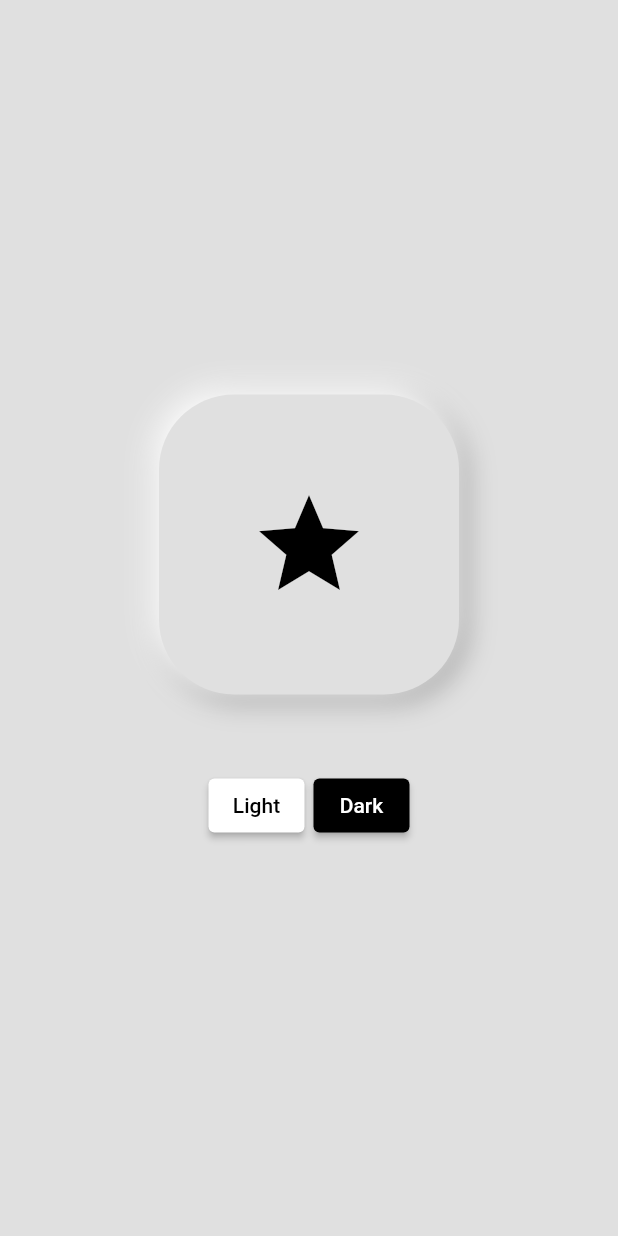
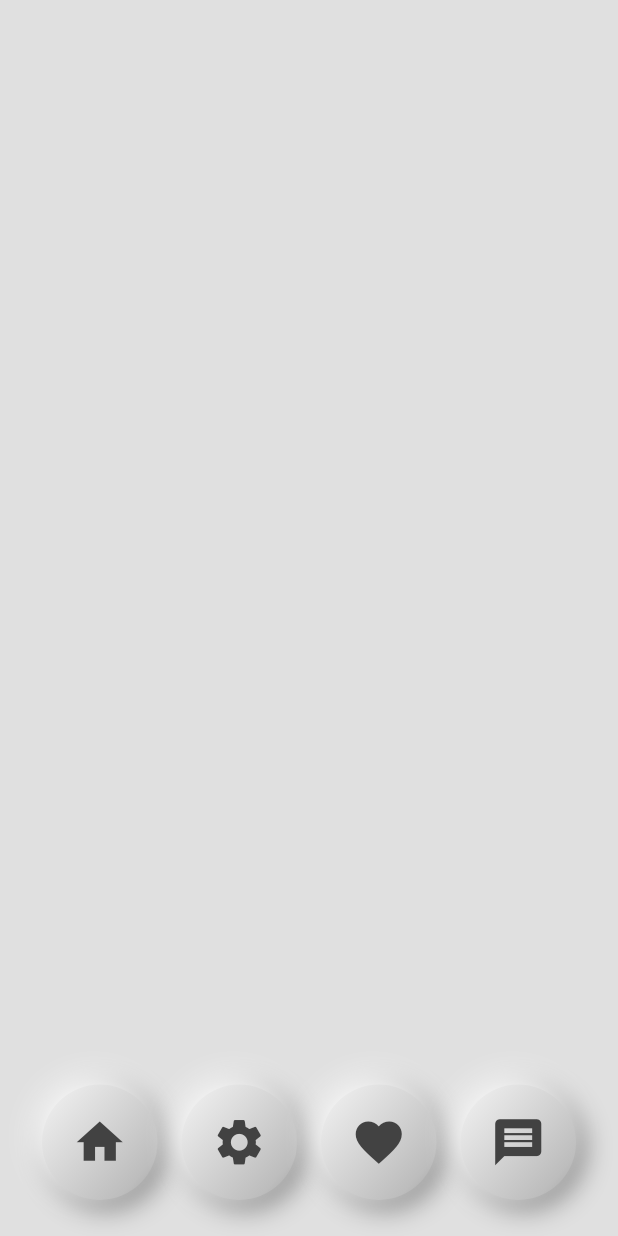
Before and after one commit to RishikantSri/flutter3dbutton, a Flutter app: the screen it shows after launch, on a phone screen of 412 x 824 dp. Run offline on Flutter 3.47's test engine with Material 2 defaults, Android fonts, the light colour scheme and no system bars.

Commit message:
3d navigation button added

```diff
--- /dev/null
+++ b/lib/button.dart
@@ -0,0 +1,57 @@
+import 'package:flutter/material.dart';
+
+class MyButton extends StatelessWidget {
+  final IconData? icon;
+
+  const MyButton({
+    Key? key,
+    this.icon,
+  }) : super(key: key);
+
+
+  @override
+  Widget build(BuildContext context) {
+    return Padding(
+      padding: EdgeInsets.all(4),
+      child: Container(
+
+        padding: EdgeInsets.all(20),
+        child: Icon(
+          icon,
+          size: 37,
+          color: Colors.grey[800],
+        ),
+        decoration: BoxDecoration(
+            shape: BoxShape.circle,
+            color: Colors.grey[300],
+            boxShadow: [
+              BoxShadow(
+                  color: Colors.grey[600]!,
+                  offset: Offset(4.0, 4.0),
+                  blurRadius: 15.0,
+                  spreadRadius: 1.0),
+              BoxShadow(
+                  color: Colors.white,
+                  offset: Offset(-4.0, -4.0),
+                  blurRadius: 15.0,
+                  spreadRadius: 1.0),
+            ],
+            gradient: LinearGradient(
+                begin: Alignment.topLeft,
+                end: Alignment.bottomRight,
+                colors: [
+                  Colors.grey[200]!,
+                  Colors.grey[300]!,
+                  Colors.grey[400]!,
+                  Colors.grey[500]!,
+                ],
+                stops: [
+                  0.1,
+                  0.3,
+                  0.8,
+                  1
+                ])),
+      ),
+    );
+  }
+}
--- a/lib/main.dart
+++ b/lib/main.dart
@@ -1,10 +1,11 @@
 import 'package:flutter/material.dart';
+import 'button.dart';
+import 'buttontapped.dart';
 
-void main() {
-  runApp(MyApp());
-}
+void main() => runApp(MyApp());
 
 class MyApp extends StatelessWidget {
+  // This widget is the root of your application.
   @override
   Widget build(BuildContext context) {
     return MaterialApp(
@@ -20,74 +21,120 @@ class MyHomePage extends StatefulWidget {
 }
 
 class _MyHomePageState extends State<MyHomePage> {
-  bool darkMode = false;
+
+  // SET ICONS HERE
+
+  var icons1 = Icons.home;
+  var icons2 = Icons.settings;
+  var icons3 = Icons.favorite;
+  var icons4 = Icons.message;
+
+  //
+
+  bool buttonPressed1 = false;
+  bool buttonPressed2 = false;
+  bool buttonPressed3 = false;
+  bool buttonPressed4 = false;
+
+  void _letsPress1() {
+    setState(() {
+      buttonPressed1 = true;
+      buttonPressed2 = false;
+      buttonPressed3 = false;
+      buttonPressed4 = false;
+    });
+  }
+
+  void _letsPress2() {
+    setState(() {
+      buttonPressed1 = false;
+      buttonPressed2 = true;
+      buttonPressed3 = false;
+      buttonPressed4 = false;
+    });
+  }
+
+  void _letsPress3() {
+    setState(() {
+      buttonPressed1 = false;
+      buttonPressed2 = false;
+      buttonPressed3 = true;
+      buttonPressed4 = false;
+    });
+  }
+
+  void _letsPress4() {
+    setState(() {
+      buttonPressed1 = false;
+      buttonPressed2 = false;
+      buttonPressed3 = false;
+      buttonPressed4 = true;
+    });
+  }
 
   @override
   Widget build(BuildContext context) {
     return Scaffold(
-      backgroundColor: darkMode ? Colors.grey[850]! : Colors.grey[300]!,
+      backgroundColor: Colors.grey[300],
       body: Center(
         child: Column(
-          mainAxisAlignment: MainAxisAlignment.center,
+          mainAxisAlignment: MainAxisAlignment.end,
           children: <Widget>[
-            Container(
-              width: 200,
-              height: 200,
-              child: Icon(Icons.star, size: 80, color: darkMode ? Colors.white : Colors.black),
-              decoration: BoxDecoration(
-                color: darkMode ? Colors.grey[850]! : Colors.grey[300]!,
-                borderRadius: BorderRadius.all(Radius.circular(50)),
-                boxShadow: [
-                  BoxShadow(
-                    color: darkMode ? Colors.black54 : Colors.grey[500]!,
-                    offset: Offset(4.0, 4.0),
-                    blurRadius: 15.0,
-                    spreadRadius: 1.0,
+            Padding(
+              padding: EdgeInsets.all(20),
+              child: Row(
+                children: <Widget>[
+                  Expanded(
+                    child: GestureDetector(
+                        // FIRST BUTTON
+                        onTap: _letsPress1,
+                        child: buttonPressed1
+                            ? ButtonTapped(
+                                icon: icons1,
+                              )
+                            : MyButton(
+                                icon: icons1,
+                              )),
                   ),
-                  BoxShadow(
-                    color: darkMode ? Colors.grey[800]! : Colors.white,
-                    offset: Offset(-4.0, -4.0),
-                    blurRadius: 15.0,
-                    spreadRadius: 1.0,
+                  Expanded(
+                    child: GestureDetector(
+                        // SECOND BUTTON
+                        onTap: _letsPress2,
+                        child: buttonPressed2
+                            ? ButtonTapped(
+                                icon: icons2,
+                              )
+                            : MyButton(
+                                icon: icons2,
+                              )),
+                  ),
+                  Expanded(
+                    child: GestureDetector(
+                        // THIRD BUTTON
+                        onTap: _letsPress3,
+                        child: buttonPressed3
+                            ? ButtonTapped(
+                                icon: icons3,
+                              )
+                            : MyButton(
+                                icon: icons3,
+                              )),
+                  ),
+                  Expanded(
+                    child: GestureDetector(
+                        // FOURTH BUTTON
+                        onTap: _letsPress4,
+                        child: buttonPressed4
+                            ? ButtonTapped(
+                                icon: icons4,
+                              )
+                            : MyButton(
+                                icon: icons4,
+                              )),
                   ),
                 ],
               ),
-            ),
-            Row(
-              mainAxisAlignment: MainAxisAlignment.center,
-              children: <Widget>[
-                Padding(
-                  padding: EdgeInsets.only(top: 50, right: 3),
-                  child: ElevatedButton(
-                    style: ButtonStyle(
-                      backgroundColor: MaterialStateProperty.all<Color>(Colors.white),
-                      foregroundColor: MaterialStateProperty.all<Color>(Colors.black),
-                    ),
-                    onPressed: () {
-                      setState(() {
-                        darkMode = false;
-                      });
-                    },
-                    child: Text('Light'),
-                  ),
-                ),
-                Padding(
-                  padding: EdgeInsets.only(top: 50, left: 3),
-                  child: ElevatedButton(
-                    style: ButtonStyle(
-                      backgroundColor: MaterialStateProperty.all<Color>(Colors.black),
-                      foregroundColor: MaterialStateProperty.all<Color>(Colors.white),
-                    ),
-                    onPressed: () {
-                      setState(() {
-                        darkMode = true;
-                      });
-                    },
-                    child: Text('Dark'),
-                  ),
-                ),
-              ],
-            ),
+            )
           ],
         ),
       ),
```
Also changed, not shown: lib/buttontapped.dart (added, +86 -0 lines).
